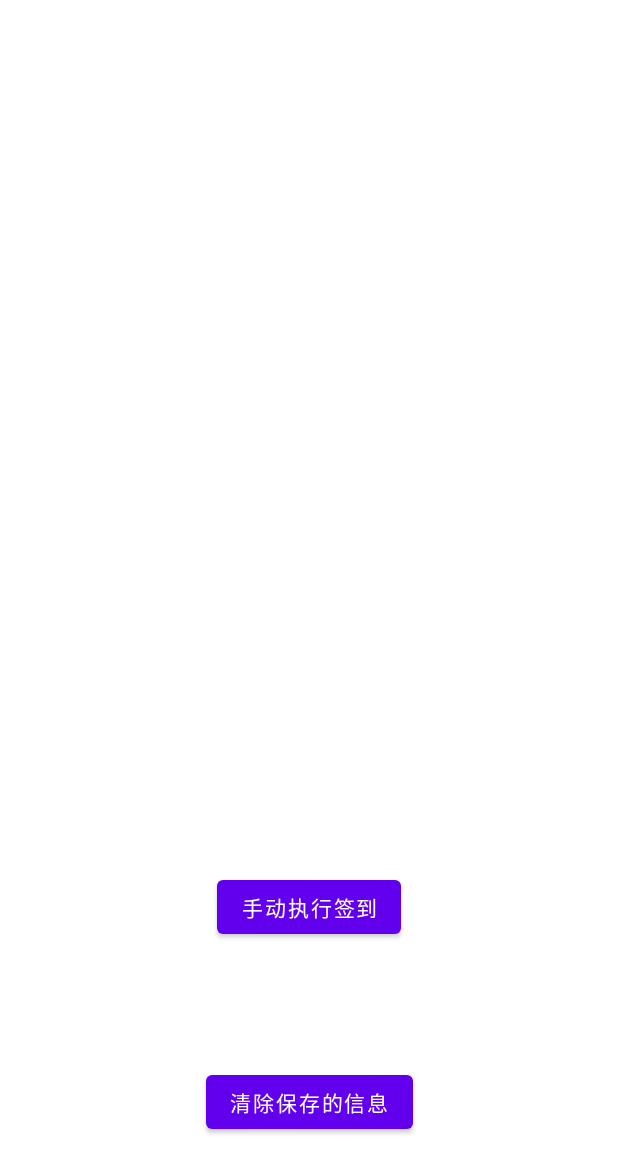
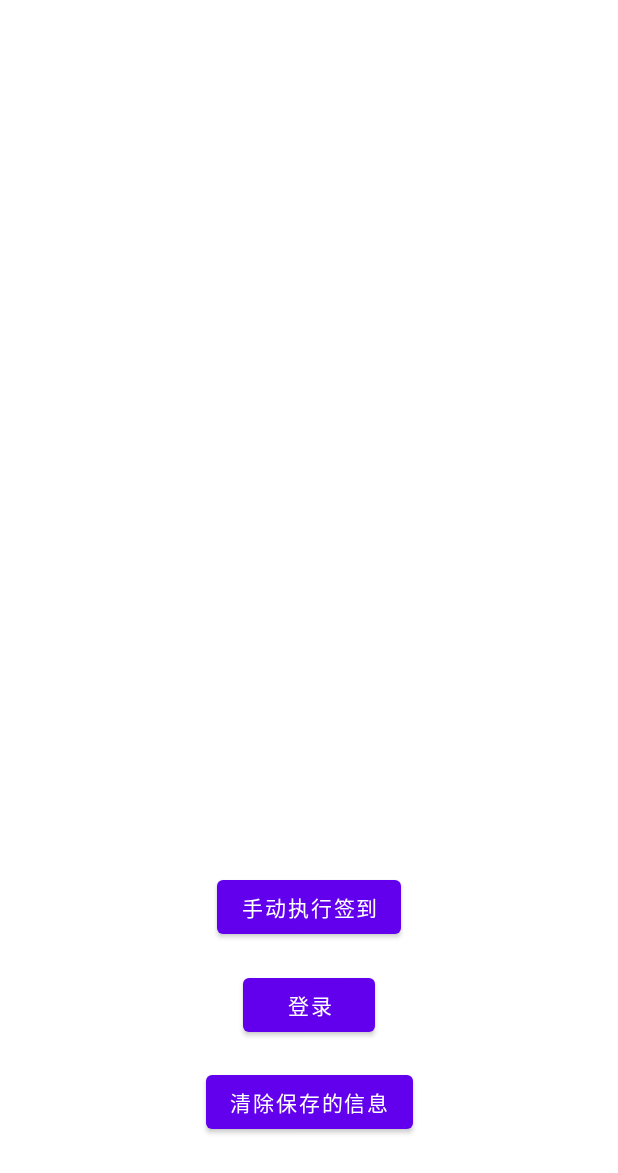
Before and after one commit to v200123/MyUtilLib, an Android app: the layout activity_main.xml on its own in the app's theme, with its tools: preview values and no code run, on a phone screen of 412 x 824 dp. Shown: the top 1173 px of the screen. Run offline under Robolectric (Android 15) with nearby library versions, the phone set to English and light mode, and no system bars.

Commit message:
哈啊哈哈

```diff
--- a/app/src/main/AndroidManifest.xml
+++ b/app/src/main/AndroidManifest.xml
@@ -17,6 +17,7 @@
                 <category android:name="android.intent.category.LAUNCHER" />
             </intent-filter>
         </activity>
+        <activity android:name=".LoginActivity" />
     </application>
 
 </manifest>
--- a/app/src/main/java/com/last_coffee/myutillib/MainActivity.kt
+++ b/app/src/main/java/com/last_coffee/myutillib/MainActivity.kt
@@ -15,6 +15,7 @@ import com.last_coffee.liubaselib.BaseActivity
 import com.last_coffee.liubaselib.BaseViewModel
 import com.last_coffee.myutillib.bean.UserInfoBean
 import com.last_coffee.myutillib.databinding.ActivityMainBinding
+import com.lc.mybaselibrary.start
 import com.tencent.mmkv.MMKV
 
 
@@ -42,6 +43,10 @@ class MainActivity : BaseActivity<MainViewModel,ActivityMainBinding>() {
     }
 
     override fun initView() {
+        mDataBinding.btnLogin.setOnClickListener {
+            Toast.makeText(this@MainActivity,"请输入sessionID和Token",Toast.LENGTH_SHORT).show()
+            start<LoginActivity> {  }
+        }
 
         mDataBinding.text01.setOnClickListener{
             mAdapter.data.clear()
@@ -80,7 +85,6 @@ class MainActivity : BaseActivity<MainViewModel,ActivityMainBinding>() {
     private fun showInputMessage(){
         FullScreenDialog.show(object : OnBindView<FullScreenDialog>(R.layout.dialog_input_msg){
             override fun onBind(dialog: FullScreenDialog?, v: View?) {
-
                 val token = v!!.findViewById<EditText>(R.id.EditText)
                 val sessionId = v.findViewById<EditText>(R.id.EditText2)
                 val btnEnsure = v.findViewById<Button>(R.id.btn_ensure)
--- a/app/src/main/res/layout/activity_main.xml
+++ b/app/src/main/res/layout/activity_main.xml
@@ -27,6 +27,16 @@
         app:layout_constraintVertical_bias="0.01999998" />
 
     <Button
+        android:id="@+id/btn_login"
+        android:layout_width="wrap_content"
+        android:layout_height="wrap_content"
+        android:text="登录"
+        app:layout_constraintBottom_toTopOf="@+id/btn_clear"
+        app:layout_constraintLeft_toLeftOf="parent"
+        app:layout_constraintRight_toRightOf="parent"
+        app:layout_constraintTop_toBottomOf="@+id/text01" />
+
+    <Button
         android:id="@+id/btn_clear"
         android:layout_width="wrap_content"
         android:layout_height="wrap_content"
```
Also changed, not shown: app/src/main/java/com/last_coffee/myutillib/LoginActivity.kt (added, +51 -0 lines), app/src/main/java/com/last_coffee/myutillib/LoginViewModel.kt (added, +14 -0 lines), app/src/main/java/com/last_coffee/myutillib/MyWebViewClient.kt (added, +42 -0 lines), app/src/main/res/layout/activity_login.xml (added, +10 -0 lines).
